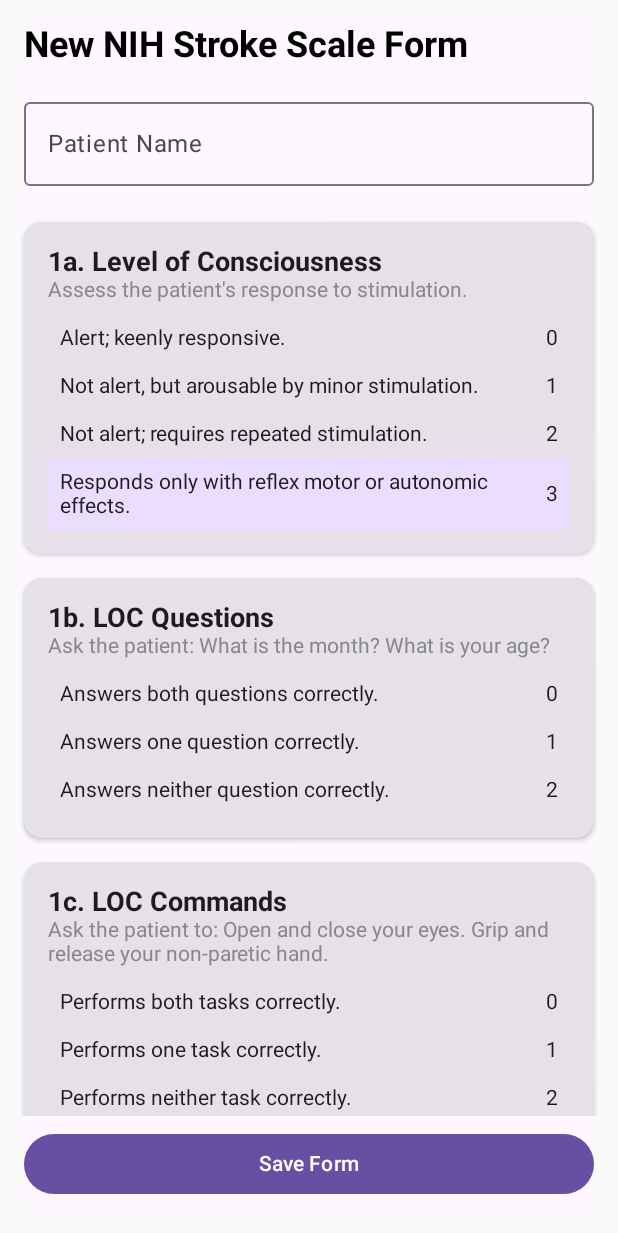
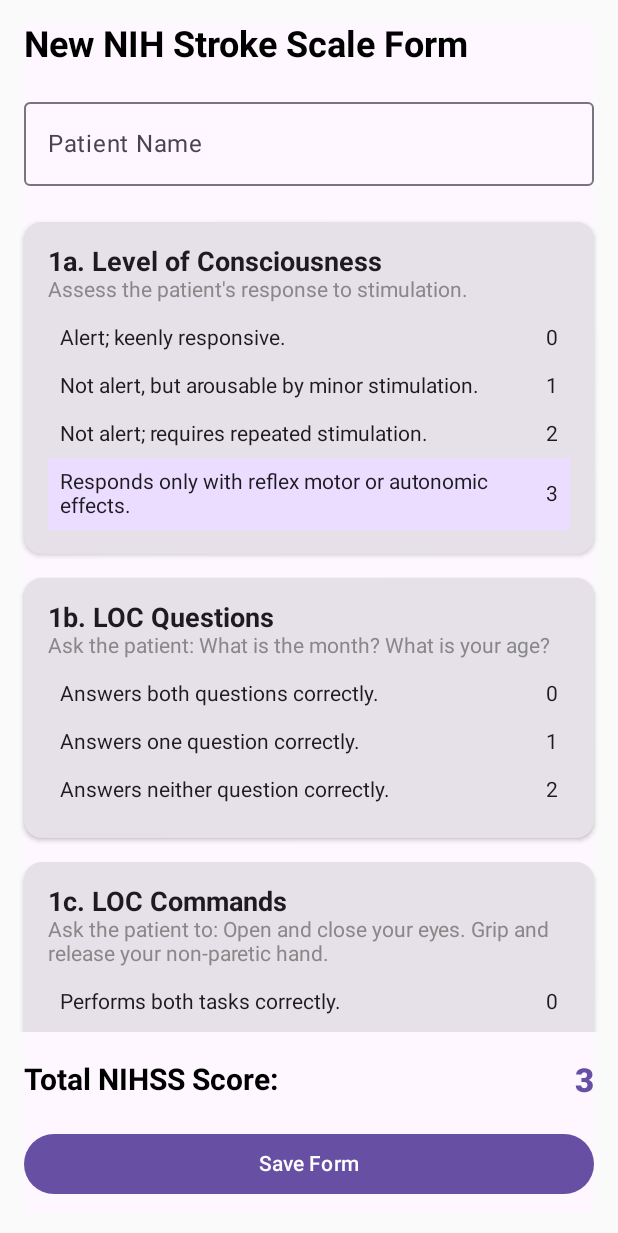
Before and after one commit to vcuse/Neurology-Project-Android, an Android app built with Jetpack Compose: the NewNIHFormActivity screen opened directly, with no data from a screen before it, after a tap on "Responds only with reflex motor or auton", on a phone screen of 412 x 824 dp. Shown: the top 1233 px of the screen. Run offline under Robolectric (Android 15) with nearby library versions, the phone set to English and light mode, and no system bars; our stand-ins replace Dagger/Hilt's generated code; 3 other taps on this screen came first.

Commit message:
added computed total score

```diff
--- a/app/src/main/java/com/example/neurology_project_android/NewNIHFormActivity.kt
+++ b/app/src/main/java/com/example/neurology_project_android/NewNIHFormActivity.kt
@@ -30,7 +30,9 @@
 import androidx.compose.runtime.Composable
 import androidx.compose.runtime.LaunchedEffect
 import androidx.compose.runtime.collectAsState
+import androidx.compose.runtime.derivedStateOf
 import androidx.compose.runtime.getValue
+import androidx.compose.runtime.remember
 import androidx.compose.ui.Alignment
 import androidx.compose.ui.Modifier
 import androidx.compose.ui.graphics.Color
@@ -78,6 +80,12 @@
         val itemScores by viewModel.itemScores
         val submissionStatus by viewModel.submissionStatus.collectAsState()
         val context = LocalContext.current
+
+        val totalScore by remember(itemScores) {
+            derivedStateOf {
+                itemScores.mapNotNull { it }.sum()
+            }
+        }
 
         // 2. React to changes in submissionStatus (e.g., show a toast, navigate away)
         LaunchedEffect(submissionStatus) {
@@ -135,6 +143,30 @@
                     )
                 }
             }
+
+            // --- NEW: ADD THE TOTAL SCORE DISPLAY ---
+            Spacer(modifier = Modifier.height(16.dp))
+
+            Row(
+                modifier = Modifier.fillMaxWidth(),
+                horizontalArrangement = Arrangement.SpaceBetween,
+                verticalAlignment = Alignment.CenterVertically
+            ) {
+                Text(
+                    text = "Total NIHSS Score:",
+                    fontSize = 20.sp,
+                    fontWeight = FontWeight.Bold,
+                    style = MaterialTheme.typography.headlineSmall
+                )
+                Text(
+                    text = "$totalScore", // Display the calculated total score
+                    fontSize = 22.sp,
+                    fontWeight = FontWeight.ExtraBold,
+                    color = MaterialTheme.colorScheme.primary
+                )
+            }
+
+            Spacer(modifier = Modifier.height(8.dp))
 
             Button(
                 // When the button is clicked, call the submitForm function on the ViewModel
```
